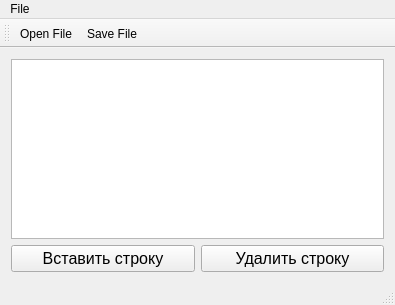
Before: the Qt Designer form mainwindow.ui in MrKenny61/Task2, drawn with Qt 5.
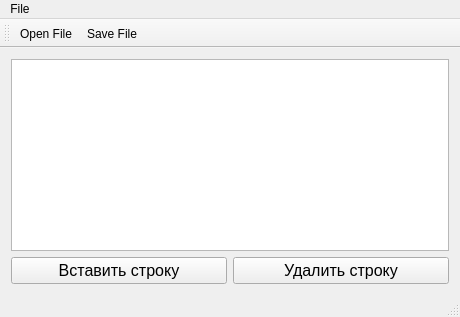
After: the same form once the commit is applied.

```diff
--- a/mainwindow.ui
+++ b/mainwindow.ui
@@ -6,8 +6,8 @@
    <rect>
     <x>0</x>
     <y>0</y>
-    <width>395</width>
-    <height>305</height>
+    <width>460</width>
+    <height>317</height>
    </rect>
   </property>
   <property name="windowTitle">
@@ -15,12 +15,7 @@
   </property>
   <widget class="QWidget" name="centralWidget">
    <layout class="QGridLayout" name="gridLayout">
-    <item row="0" column="0">
-     <layout class="QVBoxLayout" name="verticalLayout">
-      <item>
-       <widget class="QTableView" name="tableView"/>
-      </item>
-      <item>
+    <item row="2" column="0">
        <layout class="QHBoxLayout" name="horizontalLayout">
         <item>
          <widget class="QPushButton" name="insButton">
@@ -48,7 +43,8 @@
         </item>
        </layout>
       </item>
-     </layout>
+    <item row="1" column="0">
+     <widget class="QTableView" name="tableView"/>
     </item>
    </layout>
   </widget>
@@ -57,7 +53,7 @@
     <rect>
      <x>0</x>
      <y>0</y>
-     <width>395</width>
+     <width>460</width>
      <height>21</height>
     </rect>
    </property>
```
Lines whose indentation alone changed are shown as unchanged.
